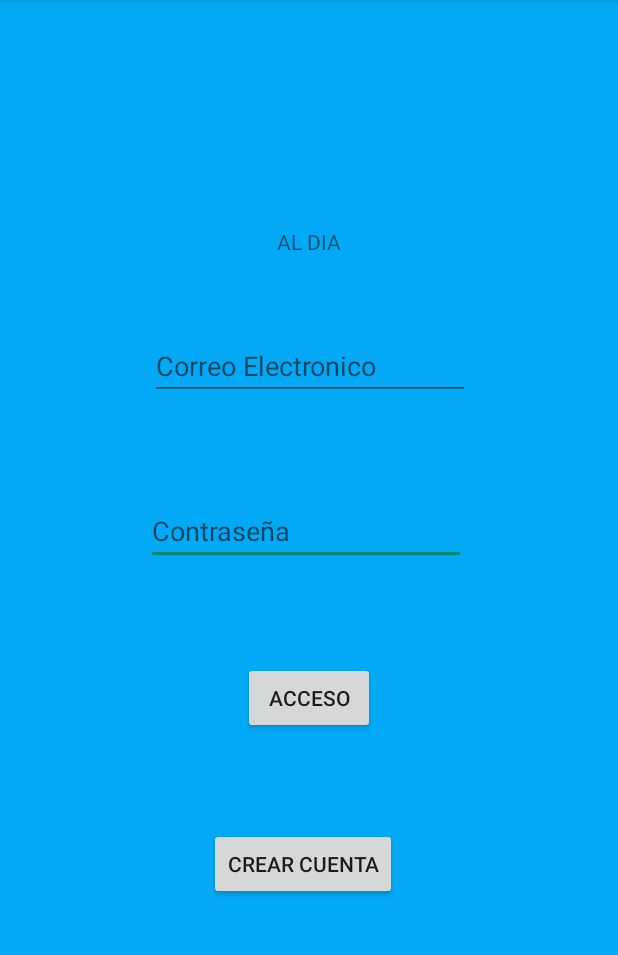
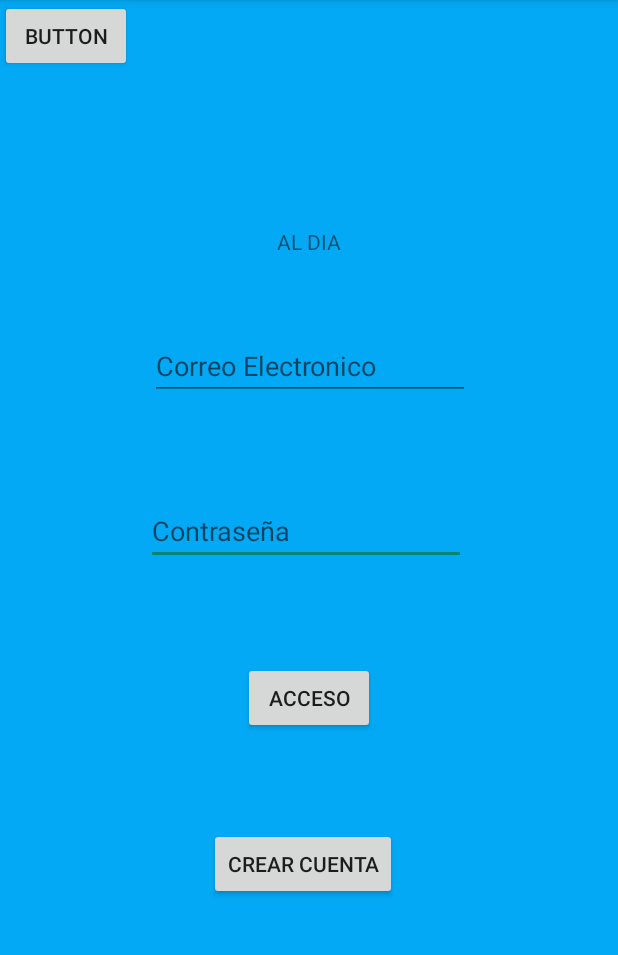
Before and after one commit to RM-CORDERO/Capstone, an Android app: the screen it shows after launch (LogInActivity), on a phone screen of 412 x 824 dp, the part 84-1039 px from its top. Run offline under Robolectric (Android 15) with nearby library versions, the phone set to English and light mode, and no system bars.

```diff
--- a/app/src/main/res/layout/activity_main.xml
+++ b/app/src/main/res/layout/activity_main.xml
@@ -67,5 +67,10 @@
             android:layout_marginStart="139dp" android:layout_marginEnd="140dp"
             app:layout_constraintEnd_toEndOf="parent" android:layout_marginTop="24dp"
             app:layout_constraintTop_toBottomOf="@+id/accessButton" app:layout_constraintHorizontal_bias="0.0"/>
+    <Button
+            android:text="Button"
+            android:layout_width="wrap_content"
+            android:layout_height="wrap_content" android:id="@+id/button3" tools:layout_editor_absoluteY="83dp"
+            tools:layout_editor_absoluteX="134dp"/>
 
 </androidx.constraintlayout.widget.ConstraintLayout>
```
